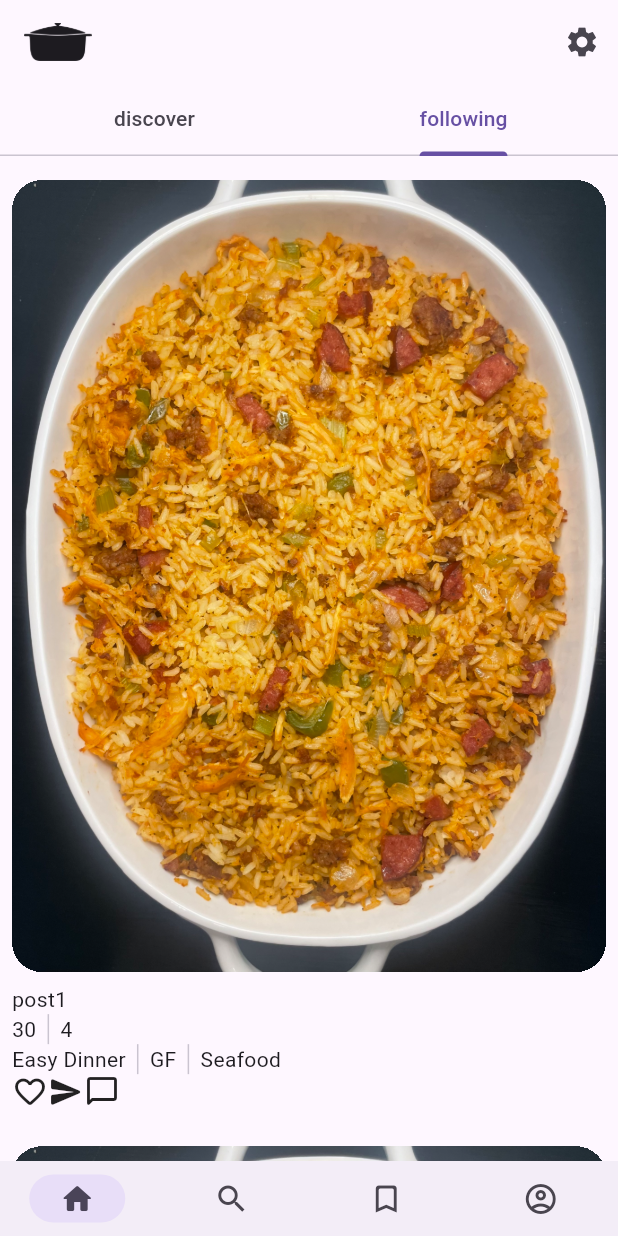
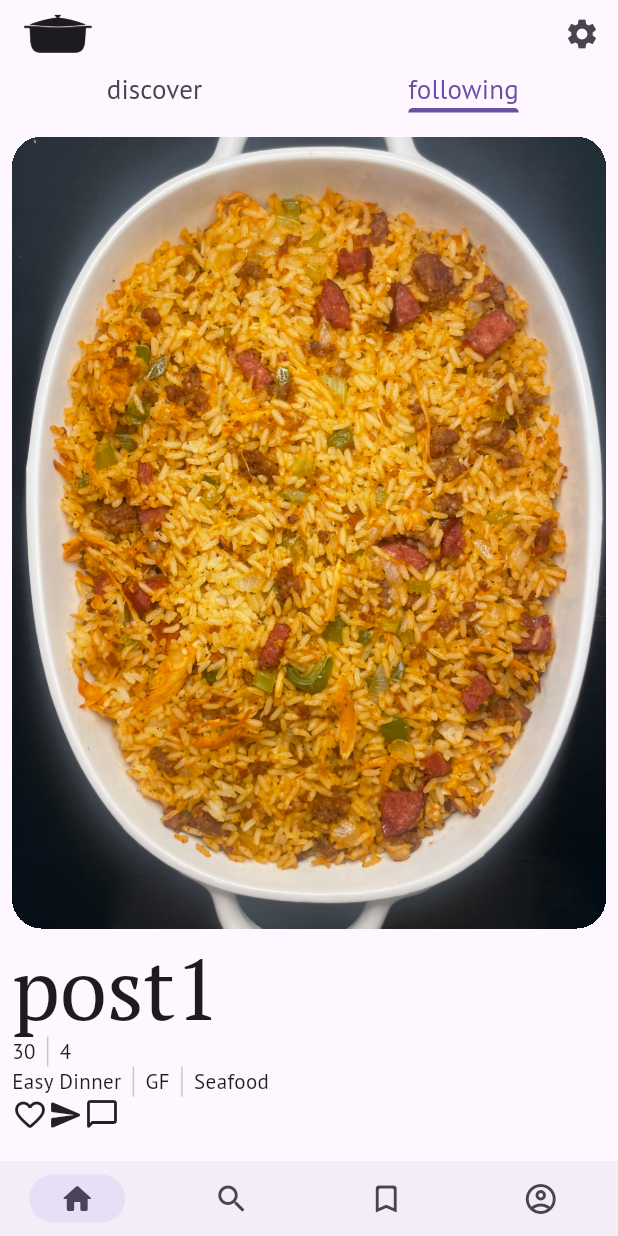
Before and after one commit to arbaker2/savrdUI, a Flutter app: the screen it shows after launch, tab 2 chosen, on a phone screen of 412 x 824 dp. Run offline on Flutter 3.47's test engine with Material 3 defaults, Android fonts, the phone set to English and light mode, and no system bars; our stand-ins replace google_fonts; generated files the repository leaves out were written again.

Commit message:
themed text, sized tabBar

```diff
--- a/lib/src/app.dart
+++ b/lib/src/app.dart
@@ -1,6 +1,7 @@
 import 'package:flutter/material.dart';
 import 'package:flutter_gen/gen_l10n/app_localizations.dart';
 import 'package:flutter_localizations/flutter_localizations.dart';
+import 'package:google_fonts/google_fonts.dart';
 
 import 'sample_feature/sample_item_details_view.dart';
 import 'sample_feature/sample_item_list_view.dart';
@@ -18,6 +19,36 @@ class MyApp extends StatelessWidget {
 
   @override
   Widget build(BuildContext context) {
+    //final textTheme = Theme.of(context).textTheme;
+
+    //TODO: should this be defined in another block?
+    // Configure Text theme
+  //   final TextTheme textTheme = TextTheme(
+  //   displayLarge: GoogleFonts.ptSerif(
+  //       fontSize: 102, fontWeight: FontWeight.w300, letterSpacing: -1.5),
+  //   displayMedium: GoogleFonts.ptSerif(
+  //       fontSize: 64, fontWeight: FontWeight.w300, letterSpacing: -0.5),
+  //   displaySmall: GoogleFonts.ptSerif(fontSize: 51, fontWeight: FontWeight.w400),
+  //   headlineMedium: GoogleFonts.ptSerif(
+  //       fontSize: 36, fontWeight: FontWeight.w400, letterSpacing: 0.25),
+  //   headlineSmall: GoogleFonts.ptSerif(fontSize: 25, fontWeight: FontWeight.w400),
+  //   titleLarge: GoogleFonts.ptSerif(
+  //       fontSize: 21, fontWeight: FontWeight.w500, letterSpacing: 0.15),
+  //   titleMedium: GoogleFonts.ptSerif(
+  //       fontSize: 17, fontWeight: FontWeight.w400, letterSpacing: 0.15),
+  //   titleSmall: GoogleFonts.ptSerif(
+  //       fontSize: 15, fontWeight: FontWeight.w500, letterSpacing: 0.1),
+  //   bodyLarge: GoogleFonts.ptSans(
+  //       fontSize: 17, fontWeight: FontWeight.w400, letterSpacing: 0.5),
+  //   bodyMedium: GoogleFonts.ptSans(
+  //       fontSize: 15, fontWeight: FontWeight.w400, letterSpacing: 0.25),
+  //   labelLarge: GoogleFonts.ptSans(
+  //       fontSize: 15, fontWeight: FontWeight.w500, letterSpacing: 1.25),
+  //   bodySmall: GoogleFonts.ptSans(
+  //       fontSize: 13, fontWeight: FontWeight.w400, letterSpacing: 0.4),
+  //   labelSmall: GoogleFonts.ptSans(
+  //       fontSize: 11, fontWeight: FontWeight.w400, letterSpacing: 1.5),
+  // );
     // Glue the SettingsController to the MaterialApp.
     //
     // The ListenableBuilder Widget listens to the SettingsController for changes.
@@ -56,7 +87,7 @@ class MyApp extends StatelessWidget {
           // Define a light and dark color theme. Then, read the user's
           // preferred ThemeMode (light, dark, or system default) from the
           // SettingsController to display the correct theme.
-          theme: ThemeData(),
+          theme: _buildTheme(),//ThemeData(textTheme: GoogleFonts.ptSerifTextTheme(textTheme)),
           darkTheme: ThemeData.dark(),
           themeMode: settingsController.themeMode,
 
@@ -83,3 +114,19 @@ class MyApp extends StatelessWidget {
     );
   }
 }
+
+ThemeData _buildTheme() {
+  var baseTheme = ThemeData();
+
+  return baseTheme.copyWith(
+    textTheme: GoogleFonts.ptSerifTextTheme(baseTheme.textTheme).copyWith(
+      titleSmall: GoogleFonts.ptSans(textStyle: const TextStyle(fontSize: 18, fontWeight: FontWeight.w500, letterSpacing: 0.1)),
+      bodyLarge: GoogleFonts.ptSans(textStyle: baseTheme.textTheme.bodyLarge),
+      bodyMedium: GoogleFonts.ptSans(textStyle: baseTheme.textTheme.bodyMedium),
+      bodySmall: GoogleFonts.ptSans(textStyle: baseTheme.textTheme.bodySmall),
+      labelLarge: GoogleFonts.ptSans(textStyle: baseTheme.textTheme.labelLarge),
+      labelMedium: GoogleFonts.ptSans(textStyle: baseTheme.textTheme.labelMedium),
+      labelSmall: GoogleFonts.ptSans(textStyle: baseTheme.textTheme.labelSmall),
+    ),
+  );
+}
--- a/lib/src/sample_feature/post_tile.dart
+++ b/lib/src/sample_feature/post_tile.dart
@@ -24,7 +24,7 @@ class PostTile extends StatelessWidget {
               child: Image.asset('assets/images/jambalya.jpg'),
             ),
           ),
-          Text(post.title),
+          Text(post.title, style: Theme.of(context).textTheme.displayLarge,),
           IntrinsicHeight(child: Row(children: [Text(post.time!.toString()), VerticalDivider(), Text(post.servings!),],)),
           // generate tag widgets from list of strings
           if (post.tags != null) IntrinsicHeight(
--- a/lib/src/sample_feature/sample_item_list_view.dart
+++ b/lib/src/sample_feature/sample_item_list_view.dart
@@ -1,11 +1,11 @@
 import 'package:flutter/material.dart';
-import 'package:flutter/widgets.dart';
 import 'package:savrd/src/sample_feature/post_tile.dart';
 
 import '../settings/settings_view.dart';
 import 'post.dart';
-import 'sample_item_details_view.dart';
 
+
+double _tabHeight = 30;
 /// Displays a list of SampleItems.
 class SampleItemListView extends StatefulWidget {
   const SampleItemListView({
@@ -52,10 +52,8 @@ class _SampleItemListViewState extends State<SampleItemListView> {
     return DefaultTabController(
       initialIndex: 0,
       length: 2,
-      //TODO: create a sliverapp bar with custom scroll view
       child: Scaffold(
 
-        //TODO: remove padding from top of nested croll view
         // To work with lists that may contain a large number of items, it’s best
         // to use the ListView.builder constructor.
         //
@@ -64,6 +62,8 @@ class _SampleItemListViewState extends State<SampleItemListView> {
         // builds Widgets as they’re scrolled into view.
         body: NestedScrollView( headerSliverBuilder: (BuildContext context, bool innerBoxIsScrolled) {
           return <Widget>[SliverAppBar(
+            toolbarHeight: 45,
+            //TODO: can these be removed handled in body?
             floating: true,
             expandedHeight: 0,
             snap: true,
@@ -80,15 +80,24 @@ class _SampleItemListViewState extends State<SampleItemListView> {
               },
             ),
           ],
-          bottom: const TabBar(
+          bottom: PreferredSize(
+            preferredSize: Size.fromHeight(_tabHeight),
+            child: SizedBox(
+              height: _tabHeight,
+              child: const TabBar(
+                dividerHeight: 0,
                 tabs: <Widget>[
                   Tab(
                     text: 'discover',
+                    //height: 10,
                   ),
                   Tab(
                     text: 'following',
+                    //height: 10,
                   ),
                 ],
+              ),
+            ),
           ),
         ),
         ];},
--- a/pubspec.yaml
+++ b/pubspec.yaml
@@ -20,6 +20,7 @@ dev_dependencies:
     sdk: flutter
 
   flutter_lints: ^3.0.0
+  google_fonts: ^6.2.0
 
 flutter:
   uses-material-design: true
```
Also changed, not shown: pubspec.lock, 10 other files. Lines whose indentation alone changed are shown as unchanged.
